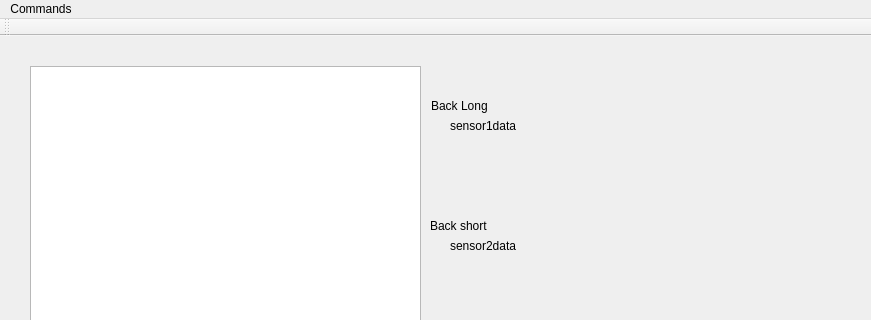
Qt form Kod/Styr_m/Styr_m/mapGUI/gui.ui (hansfilipelo/Kandidadprojekt) before a commit; both pictures show x 0 to 871 and y 0 to 320 of the 871 by 806 pixel window.
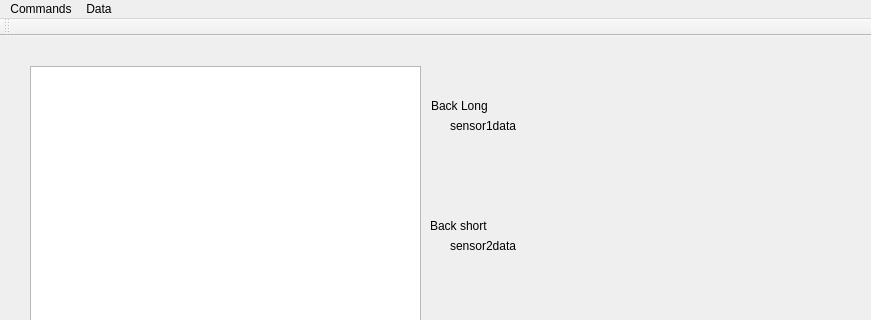
The same form after that commit. Custom widgets are drawn as their Qt base class.

```diff
--- a/Kod/Styr_m/Styr_m/mapGUI/gui.ui
+++ b/Kod/Styr_m/Styr_m/mapGUI/gui.ui
@@ -610,7 +610,15 @@
     <addaction name="actionSetParameter"/>
     <addaction name="actionHalt"/>
    </widget>
+   <widget class="QMenu" name="menuData">
+    <property name="title">
+     <string>Data</string>
+    </property>
+    <addaction name="actionSave_Data"/>
+    <addaction name="actionReview_Data"/>
+   </widget>
    <addaction name="menuCommands"/>
+   <addaction name="menuData"/>
   </widget>
   <widget class="QToolBar" name="mainToolBar">
    <attribute name="toolBarArea">
```
Left out of the diff: 10 changed lines with no effect on the pictures.
